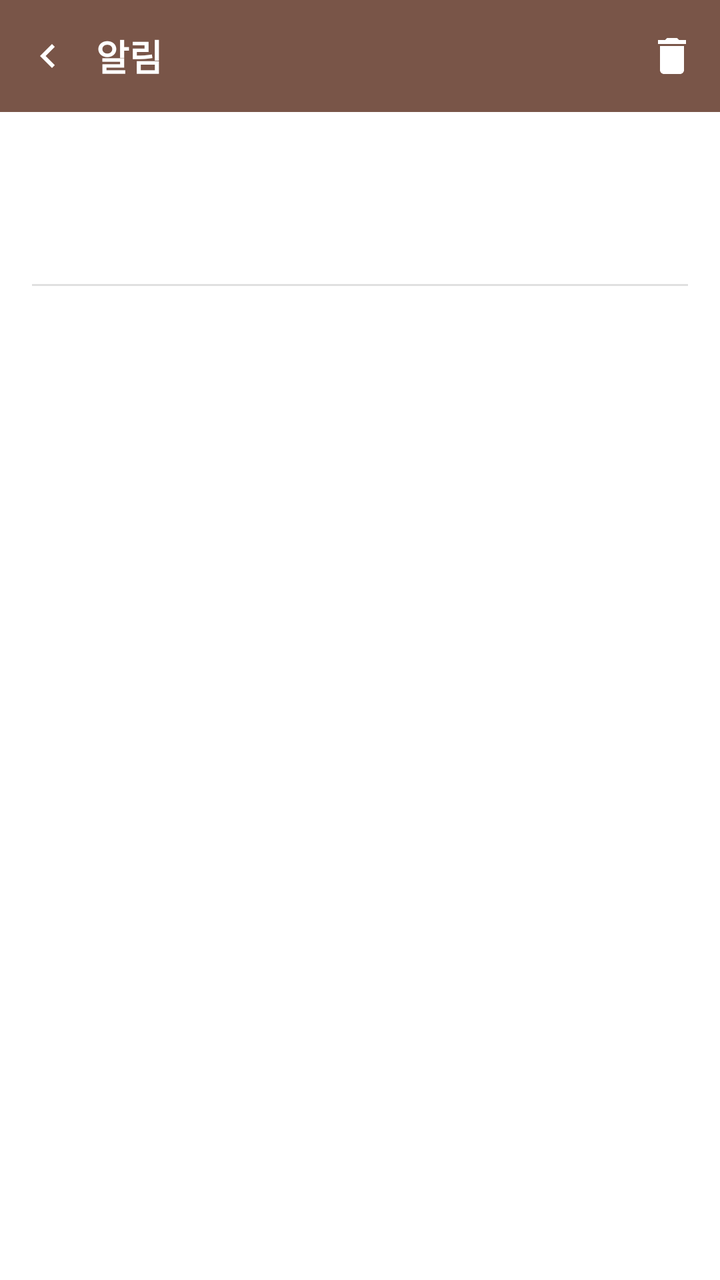
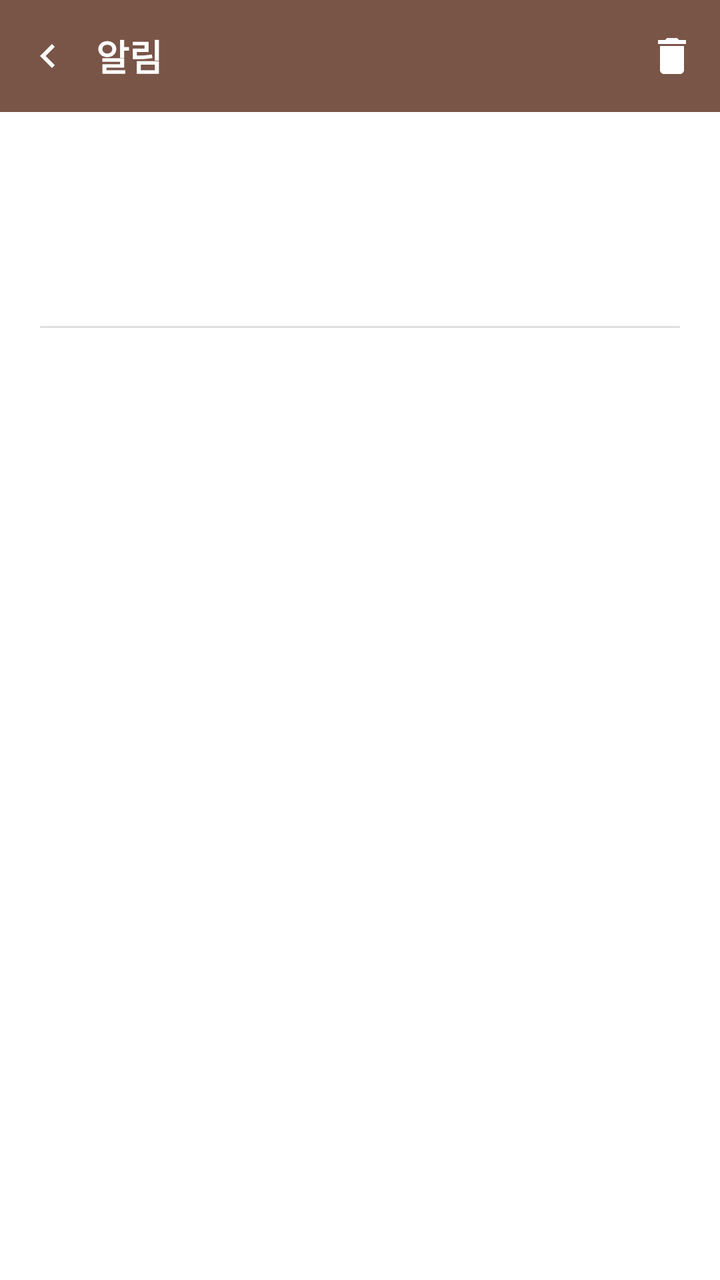

The first picture is an Android layout as it rendered before a commit; the second is the same layout after the commit. The layout source and the unified diff follow.
<!-- AndroidManifest.xml: application theme Theme.BNOTE -->
<!-- res/layout/activity_notice_detail.xml -->
<?xml version="1.0" encoding="utf-8"?>
<LinearLayout xmlns:android="http://schemas.android.com/apk/res/android"
    xmlns:app="http://schemas.android.com/apk/res-auto"
    android:id="@+id/notice_detail_root"
    android:layout_width="match_parent"
    android:layout_height="match_parent"
    android:orientation="vertical"
    android:background="@color/surface_background">

    <LinearLayout
        android:layout_width="match_parent"
        android:layout_height="wrap_content"
        android:minHeight="56dp"
        android:orientation="horizontal"
        android:gravity="center_vertical"
        android:background="@color/brown_primary"
        android:paddingStart="4dp">

        <ImageView
            android:id="@+id/btn_top_bar_back"
            android:layout_width="40dp"
            android:layout_height="40dp"
            android:padding="8dp"
            android:src="@drawable/ic_chevron_left"
            app:tint="@color/white"
            android:contentDescription="뒤로가기"
            android:background="?attr/selectableItemBackgroundBorderless"
            android:clickable="true"
            android:focusable="true" />

        <TextView
            android:id="@+id/text_top_bar_title"
            android:layout_width="0dp"
            android:layout_height="wrap_content"
            android:layout_weight="1"
            android:layout_marginStart="4dp"
            android:paddingTop="6dp"
            android:paddingBottom="6dp"
            android:text="알림"
            android:textSize="18sp"
            android:textStyle="bold"
            android:textColor="@color/white" />

        <ImageView
            android:id="@+id/btn_notice_delete"
            android:layout_width="40dp"
            android:layout_height="40dp"
            android:layout_marginEnd="4dp"
            android:padding="8dp"
            android:src="@drawable/ic_delete"
            app:tint="@color/white"
            android:contentDescription="삭제"
            android:background="?attr/selectableItemBackgroundBorderless"
            android:clickable="true"
            android:focusable="true" />
    </LinearLayout>

    <ScrollView
        android:layout_width="match_parent"
        android:layout_height="0dp"
        android:layout_weight="1">

        
        <LinearLayout
            android:id="@+id/container_notice_scroll_content"
            android:layout_width="match_parent"
            android:layout_height="wrap_content"
            android:orientation="vertical"
            android:padding="16dp">

            <LinearLayout
                android:id="@+id/container_notice_badges"
                android:layout_width="match_parent"
                android:layout_height="wrap_content"
                android:orientation="horizontal"
                android:gravity="center_vertical" />

            <TextView
                android:id="@+id/text_notice_title"
                android:layout_width="match_parent"
                android:layout_height="wrap_content"
                android:layout_marginTop="10dp"
                android:textSize="19sp"
                android:textStyle="bold"
                android:textColor="@color/text_primary" />

            <TextView
                android:id="@+id/text_notice_date"
                android:layout_width="match_parent"
                android:layout_height="wrap_content"
                android:layout_marginTop="4dp"
                android:textSize="12sp"
                android:textColor="@color/text_hint" />

            <View
                android:layout_width="match_parent"
                android:layout_height="1dp"
                android:layout_marginTop="14dp"
                android:layout_marginBottom="14dp"
                android:background="@color/divider_light" />

            
            <LinearLayout
                android:id="@+id/container_notice_body"
                android:layout_width="match_parent"
                android:layout_height="wrap_content"
                android:orientation="vertical" />

            
            <LinearLayout
                android:id="@+id/btn_notice_contact"
                android:layout_width="match_parent"
                android:layout_height="wrap_content"
                android:layout_marginTop="20dp"
                android:orientation="horizontal"
                android:gravity="center_vertical"
                android:padding="14dp"
                android:background="@drawable/bg_book_button"
                android:clickable="true"
                android:focusable="true"
                android:visibility="gone">

                <TextView
                    android:layout_width="0dp"
                    android:layout_height="wrap_content"
                    android:layout_weight="1"
                    android:text="문의하기"
                    android:textSize="15sp"
                    android:textStyle="bold"
                    android:textColor="@color/text_primary" />

                <ImageView
                    android:layout_width="20dp"
                    android:layout_height="20dp"
                    android:src="@drawable/ic_chevron_right"
                    app:tint="@color/text_hint"
                    android:contentDescription="@null" />
            </LinearLayout>

            
            <LinearLayout
                android:id="@+id/box_notice_update_guide"
                android:layout_width="match_parent"
                android:layout_height="wrap_content"
                android:layout_marginTop="24dp"
                android:orientation="vertical"
                android:paddingStart="14dp"
                android:paddingEnd="14dp"
                android:paddingTop="12dp"
                android:paddingBottom="14dp"
                android:background="@drawable/bg_notice_callout"
                android:visibility="gone">

                <TextView
                    android:layout_width="match_parent"
                    android:layout_height="wrap_content"
                    android:text="💡 업데이트 방법"
                    android:textSize="14sp"
                    android:textStyle="bold"
                    android:textColor="@color/notice_type_update_text" />

                <TextView
                    android:id="@+id/text_notice_update_guide"
                    android:layout_width="match_parent"
                    android:layout_height="wrap_content"
                    android:layout_marginTop="8dp"
                    android:lineSpacingMultiplier="1.35"
                    android:textSize="14sp"
                    android:textColor="@color/text_primary" />
            </LinearLayout>

            
            <LinearLayout
                android:id="@+id/btn_notice_download"
                android:layout_width="match_parent"
                android:layout_height="wrap_content"
                android:layout_marginTop="10dp"
                android:orientation="horizontal"
                android:gravity="center_vertical"
                android:padding="14dp"
                android:background="@drawable/bg_book_button"
                android:clickable="true"
                android:focusable="true"
                android:visibility="gone">

                <TextView
                    android:layout_width="0dp"
                    android:layout_height="wrap_content"
                    android:layout_weight="1"
                    android:text="새 버전 받기"
                    android:textSize="15sp"
                    android:textStyle="bold"
                    android:textColor="@color/text_primary" />

                <ImageView
                    android:layout_width="20dp"
                    android:layout_height="20dp"
                    android:src="@drawable/ic_chevron_right"
                    app:tint="@color/text_hint"
                    android:contentDescription="@null" />
            </LinearLayout>

            
            <LinearLayout
                android:id="@+id/section_notice_comments"
                android:layout_width="match_parent"
                android:layout_height="wrap_content"
                android:layout_marginTop="24dp"
                android:orientation="vertical"
                android:visibility="gone">

                <TextView
                    android:layout_width="wrap_content"
                    android:layout_height="wrap_content"
                    android:text="추가 안내"
                    android:textSize="13sp"
                    android:textStyle="bold"
                    android:textColor="@color/text_secondary" />

                <TextView
                    android:id="@+id/text_notice_comments_status"
                    android:layout_width="match_parent"
                    android:layout_height="wrap_content"
                    android:layout_marginTop="8dp"
                    android:text="불러오는 중…"
                    android:textSize="13sp"
                    android:textColor="@color/text_hint" />

                <LinearLayout
                    android:id="@+id/container_notice_comments"
                    android:layout_width="match_parent"
                    android:layout_height="wrap_content"
                    android:orientation="vertical" />
            </LinearLayout>

            
            <LinearLayout
                android:id="@+id/section_notice_nav"
                android:layout_width="match_parent"
                android:layout_height="wrap_content"
                android:layout_marginTop="28dp"
                android:orientation="vertical"
                android:visibility="gone">

                <View
                    android:layout_width="match_parent"
                    android:layout_height="1dp"
                    android:background="@color/divider_light" />

                <LinearLayout
                    android:id="@+id/btn_notice_prev"
                    android:layout_width="match_parent"
                    android:layout_height="wrap_content"
                    android:minHeight="48dp"
                    android:orientation="horizontal"
                    android:gravity="center_vertical"
                    android:paddingTop="10dp"
                    android:paddingBottom="10dp"
                    android:background="?attr/selectableItemBackground"
                    android:clickable="true"
                    android:focusable="true">

                    <ImageView
                        android:layout_width="18dp"
                        android:layout_height="18dp"
                        android:rotation="180"
                        android:src="@drawable/ic_chevron_down"
                        app:tint="@color/text_secondary"
                        android:contentDescription="@null" />

                    <TextView
                        android:layout_width="wrap_content"
                        android:layout_height="wrap_content"
                        android:layout_marginStart="4dp"
                        android:text="이전 알림"
                        android:textSize="13sp"
                        android:textColor="@color/text_secondary" />

                    <TextView
                        android:id="@+id/text_notice_prev_title"
                        android:layout_width="0dp"
                        android:layout_height="wrap_content"
                        android:layout_weight="1"
                        android:layout_marginStart="12dp"
                        android:maxLines="1"
                        android:ellipsize="end"
                        android:textSize="14sp"
                        android:textColor="@color/text_primary" />
                </LinearLayout>

                <View
                    android:id="@+id/divider_notice_nav"
                    android:layout_width="match_parent"
                    android:layout_height="1dp"
                    android:background="@color/divider_light" />

                <LinearLayout
                    android:id="@+id/btn_notice_next"
                    android:layout_width="match_parent"
                    android:layout_height="wrap_content"
                    android:minHeight="48dp"
                    android:orientation="horizontal"
                    android:gravity="center_vertical"
                    android:paddingTop="10dp"
                    android:paddingBottom="10dp"
                    android:background="?attr/selectableItemBackground"
                    android:clickable="true"
                    android:focusable="true">

                    <ImageView
                        android:layout_width="18dp"
                        android:layout_height="18dp"
                        android:src="@drawable/ic_chevron_down"
                        app:tint="@color/text_secondary"
                        android:contentDescription="@null" />

                    <TextView
                        android:layout_width="wrap_content"
                        android:layout_height="wrap_content"
                        android:layout_marginStart="4dp"
                        android:text="다음 알림"
                        android:textSize="13sp"
                        android:textColor="@color/text_secondary" />

                    <TextView
                        android:id="@+id/text_notice_next_title"
                        android:layout_width="0dp"
                        android:layout_height="wrap_content"
                        android:layout_weight="1"
                        android:layout_marginStart="12dp"
                        android:maxLines="1"
                        android:ellipsize="end"
                        android:textSize="14sp"
                        android:textColor="@color/text_primary" />
                </LinearLayout>

                <View
                    android:layout_width="match_parent"
                    android:layout_height="1dp"
                    android:background="@color/divider_light" />
            </LinearLayout>
        </LinearLayout>
    </ScrollView>
</LinearLayout>
<!-- resources referenced by this layout -->
<resources>
  <color name="brown_primary">#795548</color>
  <color name="divider_light">#E0E0E0</color>
  <color name="notice_type_update_text">#6D4C41</color>
  <color name="surface_background">#FFFFFF</color>
  <color name="text_hint">#9E9E9E</color>
  <color name="text_primary">#212121</color>
  <color name="text_secondary">#757575</color>
  <color name="white">#FFFFFFFF</color>
  <!-- drawable bg_book_button (drawable) -->
  <?xml version="1.0" encoding="utf-8"?>
  <ripple xmlns:android="http://schemas.android.com/apk/res/android"
      android:color="@color/ripple_brown">
      <item>
          <shape android:shape="rectangle">
              <solid android:color="@color/input_background" />
              <corners android:radius="8dp" />
          </shape>
      </item>
  </ripple>
  <!-- drawable bg_notice_callout (drawable) -->
  <?xml version="1.0" encoding="utf-8"?>
  <shape xmlns:android="http://schemas.android.com/apk/res/android"
      android:shape="rectangle">
      <solid android:color="@color/notice_type_update_bg" />
      <corners android:radius="10dp" />
  </shape>
  <!-- drawable ic_chevron_down (drawable) -->
  <vector xmlns:android="http://schemas.android.com/apk/res/android"
      android:width="24dp"
      android:height="24dp"
      android:viewportWidth="24"
      android:viewportHeight="24">
      <path
          android:fillColor="#000000"
          android:pathData="M7.41,8.59L12,13.17l4.59,-4.58L18,10l-6,6 -6,-6z" />
  </vector>
  <!-- drawable ic_chevron_left (drawable) -->
  <vector xmlns:android="http://schemas.android.com/apk/res/android"
      android:width="24dp"
      android:height="24dp"
      android:viewportWidth="24"
      android:viewportHeight="24"
      android:tint="?attr/colorControlNormal">
      <path
          android:fillColor="#000000"
          android:pathData="M15.41,7.41L14,6l-6,6 6,6 1.41,-1.41L10.83,12z" />
  </vector>
  <!-- drawable ic_chevron_right (drawable) -->
  <vector xmlns:android="http://schemas.android.com/apk/res/android"
      android:width="24dp"
      android:height="24dp"
      android:viewportWidth="24"
      android:viewportHeight="24"
      android:tint="?attr/colorControlNormal">
      <path
          android:fillColor="#000000"
          android:pathData="M8.59,16.59L10,18l6,-6 -6,-6 -1.41,1.41L13.17,12z" />
  </vector>
  <!-- drawable ic_delete (drawable) -->
  <vector xmlns:android="http://schemas.android.com/apk/res/android"
      android:width="20dp"
      android:height="20dp"
      android:viewportWidth="24"
      android:viewportHeight="24">
      <path
          android:fillColor="#E53935"
          android:pathData="M6,19c0,1.1 0.9,2 2,2h8c1.1,0 2,-0.9 2,-2V7H6v12zM19,4h-3.5l-1,-1h-5l-1,1H5v2h14V4z" />
  </vector>
  <style name="Theme.BNOTE" parent="Base.Theme.BNOTE" />
  <color name="ripple_brown">#D7CCC8</color>
  <color name="input_background">#F5F5F5</color>
  <color name="notice_type_update_bg">#EFE7E1</color>
  <style name="Base.Theme.BNOTE" parent="Theme.Material3.DayNight.NoActionBar">
          <item name="colorPrimary">@color/brown_primary</item>
          <item name="colorPrimaryDark">@color/brown_primary_dark</item>
          <item name="android:statusBarColor">@color/brown_primary_dark</item>
          <item name="android:windowLightStatusBar">false</item>
          <item name="android:windowBackground">@color/surface_background</item>
      </style>
  <color name="brown_primary_dark">#5D4037</color>
</resources>

<!-- the commit's change to res/layout/activity_notice_detail.xml (unified diff, before → after) -->
@@ -66,7 +66,9 @@
             android:layout_width="match_parent"
             android:layout_height="wrap_content"
             android:orientation="vertical"
-            android:padding="16dp">
+            android:paddingStart="20dp"
+            android:paddingEnd="20dp"
+            android:paddingTop="20dp">
 
             <LinearLayout
                 android:id="@+id/container_notice_badges"
@@ -79,8 +81,10 @@
                 android:id="@+id/text_notice_title"
                 android:layout_width="match_parent"
                 android:layout_height="wrap_content"
-                android:layout_marginTop="10dp"
-                android:textSize="19sp"
+                android:layout_marginTop="12dp"
+                android:lineSpacingMultiplier="1.2"
+                android:letterSpacing="-0.015"
+                android:textSize="22sp"
                 android:textStyle="bold"
                 android:textColor="@color/text_primary" />
 
@@ -88,15 +92,15 @@
                 android:id="@+id/text_notice_date"
                 android:layout_width="match_parent"
                 android:layout_height="wrap_content"
-                android:layout_marginTop="4dp"
-                android:textSize="12sp"
+                android:layout_marginTop="8dp"
+                android:textSize="13sp"
                 android:textColor="@color/text_hint" />
 
             <View
                 android:layout_width="match_parent"
                 android:layout_height="1dp"
-                android:layout_marginTop="14dp"
-                android:layout_marginBottom="14dp"
+                android:layout_marginTop="20dp"
+                android:layout_marginBottom="20dp"
                 android:background="@color/divider_light" />
 
             
@@ -107,115 +111,95 @@
                 android:orientation="vertical" />
 
             
-            <LinearLayout
+            <TextView
                 android:id="@+id/btn_notice_contact"
                 android:layout_width="match_parent"
                 android:layout_height="wrap_content"
-                android:layout_marginTop="20dp"
-                android:orientation="horizontal"
-                android:gravity="center_vertical"
-                android:padding="14dp"
-                android:background="@drawable/bg_book_button"
+                android:layout_marginTop="28dp"
+                android:minHeight="52dp"
+                android:gravity="center"
+                android:paddingStart="16dp"
+                android:paddingEnd="16dp"
+                android:paddingTop="12dp"
+                android:paddingBottom="12dp"
+                android:text="문의하기"
+                android:textSize="15sp"
+                android:textStyle="bold"
+                android:textColor="@color/brown_text"
+                android:background="@drawable/bg_notice_button_secondary"
                 android:clickable="true"
                 android:focusable="true"
+                android:visibility="gone" />
+
+            
+            <LinearLayout
+                android:id="@+id/box_notice_update_guide"
+                android:layout_width="match_parent"
+                android:layout_height="wrap_content"
+                android:layout_marginTop="28dp"
+                android:orientation="vertical"
+                android:paddingStart="16dp"
+                android:paddingEnd="16dp"
+                android:paddingTop="14dp"
+                android:paddingBottom="16dp"
+                android:background="@drawable/bg_notice_callout"
                 android:visibility="gone">
 
                 <TextView
-                    android:layout_width="0dp"
-                    android:layout_height="wrap_content"
-                    android:layout_weight="1"
-                    android:text="문의하기"
+                    android:layout_width="match_parent"
+                    android:layout_height="wrap_content"
+                    android:text="💡 업데이트 방법"
+                    android:textSize="15sp"
+                    android:textStyle="bold"
+                    android:textColor="@color/notice_type_update_text" />
+
+                <TextView
+                    android:id="@+id/text_notice_update_guide"
+                    android:layout_width="match_parent"
+                    android:layout_height="wrap_content"
+                    android:layout_marginTop="8dp"
+                    android:lineSpacingMultiplier="1.3"
+                    android:textSize="15sp"
+                    android:textColor="@color/text_primary" />
+            </LinearLayout>
+
+            
+            <TextView
+                android:id="@+id/btn_notice_download"
+                android:layout_width="match_parent"
+                android:layout_height="wrap_content"
+                android:layout_marginTop="12dp"
+                android:minHeight="52dp"
+                android:gravity="center"
+                android:paddingStart="16dp"
+                android:paddingEnd="16dp"
+                android:paddingTop="12dp"
+                android:paddingBottom="12dp"
+                android:text="새 버전 받기"
+                android:textSize="15sp"
+                android:textStyle="bold"
+                android:textColor="@color/white"
+                android:background="@drawable/bg_notice_button_primary"
+                android:clickable="true"
+                android:focusable="true"
+                android:visibility="gone" />
+
+            
+            <LinearLayout
+                android:id="@+id/section_notice_comments"
+                android:layout_width="match_parent"
+                android:layout_height="wrap_content"
+                android:layout_marginTop="32dp"
+                android:orientation="vertical"
+                android:visibility="gone">
+
+                <TextView
+                    android:layout_width="wrap_content"
+                    android:layout_height="wrap_content"
+                    android:text="추가 안내"
                     android:textSize="15sp"
                     android:textStyle="bold"
                     android:textColor="@color/text_primary" />
-
-                <ImageView
-                    android:layout_width="20dp"
-                    android:layout_height="20dp"
-                    android:src="@drawable/ic_chevron_right"
-                    app:tint="@color/text_hint"
-                    android:contentDescription="@null" />
-            </LinearLayout>
-
-            
-            <LinearLayout
-                android:id="@+id/box_notice_update_guide"
-                android:layout_width="match_parent"
-                android:layout_height="wrap_content"
-                android:layout_marginTop="24dp"
-                android:orientation="vertical"
-                android:paddingStart="14dp"
-                android:paddingEnd="14dp"
-                android:paddingTop="12dp"
-                android:paddingBottom="14dp"
-                android:background="@drawable/bg_notice_callout"
-                android:visibility="gone">
-
-                <TextView
-                    android:layout_width="match_parent"
-                    android:layout_height="wrap_content"
-                    android:text="💡 업데이트 방법"
-                    android:textSize="14sp"
-                    android:textStyle="bold"
-                    android:textColor="@color/notice_type_update_text" />
-
-                <TextView
-                    android:id="@+id/text_notice_update_guide"
-                    android:layout_width="match_parent"
-                    android:layout_height="wrap_content"
-                    android:layout_marginTop="8dp"
-                    android:lineSpacingMultiplier="1.35"
-                    android:textSize="14sp"
-                    android:textColor="@color/text_primary" />
-            </LinearLayout>
-
-            
-            <LinearLayout
-                android:id="@+id/btn_notice_download"
-                android:layout_width="match_parent"
-                android:layout_height="wrap_content"
-                android:layout_marginTop="10dp"
-                android:orientation="horizontal"
-                android:gravity="center_vertical"
-                android:padding="14dp"
-                android:background="@drawable/bg_book_button"
-                android:clickable="true"
-                android:focusable="true"
-                android:visibility="gone">
-
-                <TextView
-                    android:layout_width="0dp"
-                    android:layout_height="wrap_content"
-                    android:layout_weight="1"
-                    android:text="새 버전 받기"
-                    android:textSize="15sp"
-                    android:textStyle="bold"
-                    android:textColor="@color/text_primary" />
-
-                <ImageView
-                    android:layout_width="20dp"
-                    android:layout_height="20dp"
-                    android:src="@drawable/ic_chevron_right"
-                    app:tint="@color/text_hint"
-                    android:contentDescription="@null" />
-            </LinearLayout>
-
-            
-            <LinearLayout
-                android:id="@+id/section_notice_comments"
-                android:layout_width="match_parent"
-                android:layout_height="wrap_content"
-                android:layout_marginTop="24dp"
-                android:orientation="vertical"
-                android:visibility="gone">
-
-                <TextView
-                    android:layout_width="wrap_content"
-                    android:layout_height="wrap_content"
-                    android:text="추가 안내"
-                    android:textSize="13sp"
-                    android:textStyle="bold"
-                    android:textColor="@color/text_secondary" />
 
                 <TextView
                     android:id="@+id/text_notice_comments_status"
@@ -238,7 +222,7 @@
                 android:id="@+id/section_notice_nav"
                 android:layout_width="match_parent"
                 android:layout_height="wrap_content"
-                android:layout_marginTop="28dp"
+                android:layout_marginTop="36dp"
                 android:orientation="vertical"
                 android:visibility="gone">
 
<!-- resource entries referenced after the edit -->
@@ -1,6 +1,7 @@
 <!-- resources referenced by this layout -->
 <resources>
   <color name="brown_primary">#795548</color>
+  <color name="brown_text">#795548</color>
   <color name="divider_light">#E0E0E0</color>
   <color name="notice_type_update_text">#6D4C41</color>
   <color name="surface_background">#FFFFFF</color>
@@ -8,14 +9,25 @@
   <color name="text_primary">#212121</color>
   <color name="text_secondary">#757575</color>
   <color name="white">#FFFFFFFF</color>
-  <!-- drawable bg_book_button (drawable) -->
+  <!-- drawable bg_notice_button_primary (drawable) -->
+  <?xml version="1.0" encoding="utf-8"?>
+  <ripple xmlns:android="http://schemas.android.com/apk/res/android"
+      android:color="@color/ripple_brown">
+      <item>
+          <shape android:shape="rectangle">
+              <solid android:color="@color/brown_primary" />
+              <corners android:radius="12dp" />
+          </shape>
+      </item>
+  </ripple>
+  <!-- drawable bg_notice_button_secondary (drawable) -->
   <?xml version="1.0" encoding="utf-8"?>
   <ripple xmlns:android="http://schemas.android.com/apk/res/android"
       android:color="@color/ripple_brown">
       <item>
           <shape android:shape="rectangle">
               <solid android:color="@color/input_background" />
-              <corners android:radius="8dp" />
+              <corners android:radius="12dp" />
           </shape>
       </item>
   </ripple>
@@ -24,7 +36,7 @@
   <shape xmlns:android="http://schemas.android.com/apk/res/android"
       android:shape="rectangle">
       <solid android:color="@color/notice_type_update_bg" />
-      <corners android:radius="10dp" />
+      <corners android:radius="12dp" />
   </shape>
   <!-- drawable ic_chevron_down (drawable) -->
   <vector xmlns:android="http://schemas.android.com/apk/res/android"
@@ -46,17 +58,6 @@
       <path
           android:fillColor="#000000"
           android:pathData="M15.41,7.41L14,6l-6,6 6,6 1.41,-1.41L10.83,12z" />
-  </vector>
-  <!-- drawable ic_chevron_right (drawable) -->
-  <vector xmlns:android="http://schemas.android.com/apk/res/android"
-      android:width="24dp"
-      android:height="24dp"
-      android:viewportWidth="24"
-      android:viewportHeight="24"
-      android:tint="?attr/colorControlNormal">
-      <path
-          android:fillColor="#000000"
-          android:pathData="M8.59,16.59L10,18l6,-6 -6,-6 -1.41,1.41L13.17,12z" />
   </vector>
   <!-- drawable ic_delete (drawable) -->
   <vector xmlns:android="http://schemas.android.com/apk/res/android"
